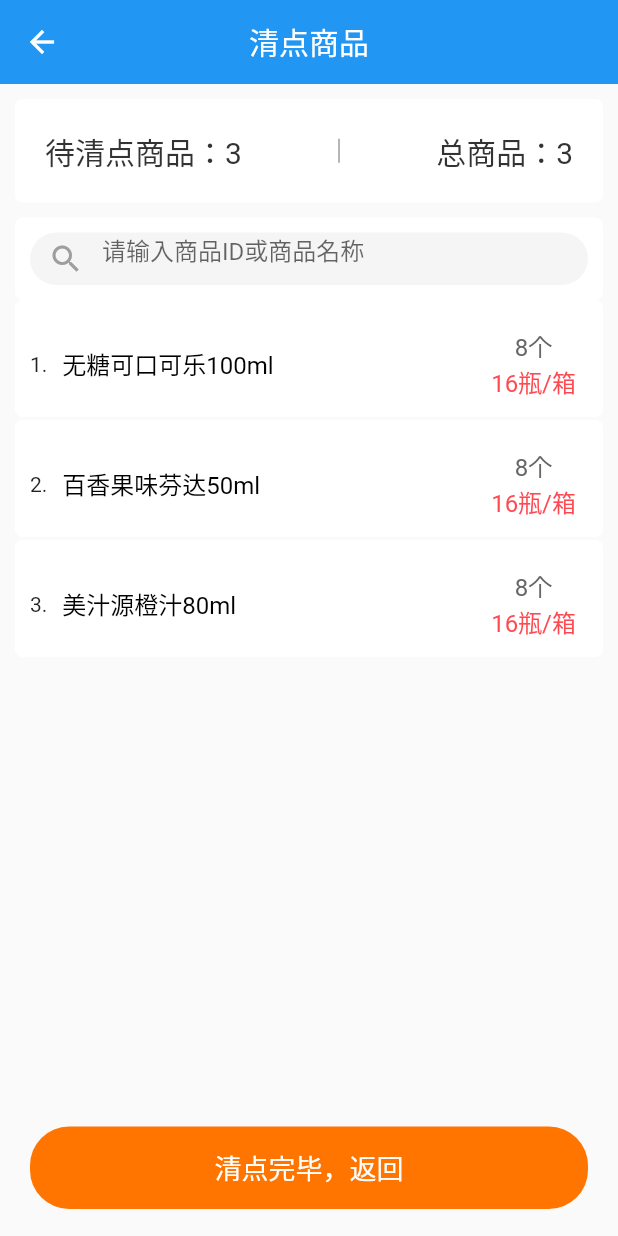
After one commit to hxj1062/myFlutter, a Flutter app: the CheckProductCountPageApp screen opened directly, on a phone screen of 412 x 824 dp. The commit adds this screen. Run offline on Flutter 3.47's test engine with Material 2 defaults, Android fonts, the phone set to English and light mode, and no system bars; our stand-ins replace convex_bottom_bar, fluttertoast, image_picker.

Commit message:
加了清点商品页

```diff
--- a/lib/style/color_style.dart
+++ b/lib/style/color_style.dart
@@ -7,13 +7,33 @@ class ColorsStyle {
   static const Color color_F3F6FB = Color(0xFFF3F6FB);
 
   //背景色
-  static const Color color_F5F5F5 = Color(0xFFF5F5F5);
-  static const Color color_FF7500 = Color(0xFFFF7500);
-  static const Color color_FF5F27 = Color(0xFFFF5F27);
-  static const Color color_999999 = Color(0xFF999999);
-  static const Color color_FFFFFF = Color(0xFFFFFFFF);
-  static const Color color_E5E5E5 = Color(0xFFE5E5E5);
-  static const Color color_3090FF = Color(0XFF3090FF);
-  static const Color color_666666 = Color(0XFF666666);
-  static const Color color_FF4951 = Color(0XFFFF4951);
+  static const Color c_F5F5F5 = Color(0xFFF5F5F5);
+  static const Color c_FF7500 = Color(0xFFFF7500);
+  static const Color c_FF5F27 = Color(0xFFFF5F27);
+  static const Color c_999999 = Color(0xFF999999);
+  static const Color c_F4F6F8 = Color(0xFFF4F6F8);
+  static const Color c_FFFFFF = Color(0xFFFFFFFF);
+  static const Color c_E5E5E5 = Color(0xFFE5E5E5);
+  static const Color c_3090FF = Color(0XFF3090FF);
+  static const Color c_666666 = Color(0XFF666666);
+  static const Color c_FF4951 = Color(0XFFFF4951);
+
+  static MaterialColor materialColor(Color color) {
+    List strengths = <double>[.05];
+    Map<int, Color> swatch = {};
+    final int r = color.red, g = color.green, b = color.blue;
+    for (int i = 1; i < 10; i++) {
+      strengths.add(0.1 * i);
+    }
+    strengths.forEach((strength) {
+      final double ds = 0.5 - strength;
+      swatch[(strength * 1000).round()] = Color.fromRGBO(
+        r + ((ds < 0 ? r : (255 - r)) * ds).round(),
+        g + ((ds < 0 ? g : (255 - g)) * ds).round(),
+        b + ((ds < 0 ? b : (255 - b)) * ds).round(),
+        1,
+      );
+    });
+    return MaterialColor(color.value, swatch);
+  }
 }
--- a/lib/views/app_account.dart
+++ b/lib/views/app_account.dart
@@ -78,7 +78,7 @@ class _AppAccountPageState extends State<AppAccountPage> {
           return _accountItem(accountList[index]);
         },
         separatorBuilder: (context, index) => Divider(
-          color: ColorsStyle.color_E5E5E5,
+          color: ColorsStyle.c_E5E5E5,
           height: 1,
           thickness: 1,
         ),
--- /dev/null
+++ b/lib/views/check_product_page.dart
@@ -0,0 +1,246 @@
+import 'package:flutter/cupertino.dart';
+import 'package:flutter/material.dart';
+
+import '../style/color_style.dart';
+
+class CheckProductCountPageApp extends StatefulWidget {
+  const CheckProductCountPageApp({Key? key}) : super(key: key);
+
+  @override
+  State<CheckProductCountPageApp> createState() =>
+      _CheckProductCountPageAppState();
+}
+
+class _CheckProductCountPageAppState extends State<CheckProductCountPageApp> {
+  TextEditingController _editController = TextEditingController();
+  var _beCounted = 0;
+  var _selectNum = 0;
+  List<Product> productList = [
+    Product("1.", "无糖可口可乐100ml", true),
+    Product("2.", "百香果味芬达50ml", true),
+    Product("3.", "美汁源橙汁80ml", true),
+  ];
+  List<Product> productList2 = [
+    Product("1.", "无糖可口可乐100ml", true),
+    Product("2.", "百香果味芬达50ml", true),
+    Product("3.", "美汁源橙汁80ml", true),
+  ];
+
+  @override
+  void initState() {
+    super.initState();
+    _beCounted = productList.length;
+  }
+
+  @override
+  Widget build(BuildContext context) {
+    return Scaffold(
+      appBar: AppBar(
+        elevation: 0.0,
+        title: Text("清点商品"),
+        centerTitle: true,
+      ),
+      body: _body(),
+    );
+  }
+
+  Widget _body() {
+    return Column(
+      children: [
+        Container(
+          margin:
+              EdgeInsets.only(top: 10.0, left: 10.0, right: 10.0, bottom: 10.0),
+          decoration: BoxDecoration(
+              color: Colors.white,
+              borderRadius: BorderRadius.all(Radius.circular(5))),
+          child: Row(
+            mainAxisAlignment: MainAxisAlignment.spaceBetween,
+            children: [
+              Container(
+                  padding: const EdgeInsets.only(
+                      left: 20.0, top: 20.0, bottom: 19.0),
+                  child: Text(
+                    "待清点商品：${_beCounted}",
+                    style: const TextStyle(
+                        fontSize: 20.0, color: Color(0xff333333)),
+                  )),
+              SizedBox(
+                width: 1,
+                height: 16,
+                child: DecoratedBox(
+                  decoration: BoxDecoration(color: Colors.grey),
+                ),
+              ),
+              Container(
+                  padding: const EdgeInsets.only(
+                      right: 20.0, top: 20.0, bottom: 19.0),
+                  child: Text(
+                    "总商品：${productList2.length}",
+                    style: const TextStyle(
+                        fontSize: 20.0, color: Color(0xff333333)),
+                  ))
+            ],
+          ),
+        ),
+        Container(
+          margin: EdgeInsets.only(left: 10.0, right: 10.0),
+          decoration: BoxDecoration(
+              color: Color(0xFFFFFFFF),
+              borderRadius: BorderRadius.all(Radius.circular(5))),
+          child: Padding(
+            padding: EdgeInsets.only(left: 10, top: 10, bottom: 10, right: 10),
+            child: Container(
+                height: 35,
+                width: MediaQuery.of(context).size.width - 30,
+                decoration: BoxDecoration(
+                    color: Color(0xFFF5F5F5),
+                    borderRadius: BorderRadius.circular(20)),
+                child: TextField(
+                  controller: _editController,
+                  decoration: InputDecoration(
+                      border: InputBorder.none,
+                      hintText: "请输入商品ID或商品名称",
+                      prefixIcon: Icon(
+                        Icons.search,
+                        color: Colors.grey,
+                      )),
+                  onChanged: (value) {
+                    setState(() {
+                      if (value.isEmpty) {
+                        productList = productList2;
+                      } else {
+                        var list = <Product>[];
+                        for (var bean in productList2) {
+                          if (bean.productName!.contains(value) ||
+                              value.contains(bean.productName.toString())) {
+                            list.add(bean);
+                          }
+                        }
+                        productList = list;
+                      }
+                    });
+                  },
+                )),
+          ),
+        ),
+        Expanded(
+            child: ListView.builder(
+          itemCount: productList.length,
+          itemBuilder: (BuildContext context, int index) {
+            return _listItem(productList[index]);
+          },
+        )),
+        Container(
+          height: 55.0,
+          margin: EdgeInsets.only(left: 20.0, right: 20.0, bottom: 18.0),
+          width: double.infinity,
+          child: ElevatedButton(
+            onPressed: () async {},
+            child: Text(
+              "清点完毕，返回",
+              style: TextStyle(fontSize: 18.0),
+            ),
+            style: ButtonStyle(
+                elevation: MaterialStateProperty.all(0),
+                shape: MaterialStateProperty.all(RoundedRectangleBorder(
+                    borderRadius: BorderRadius.circular(26))),
+                backgroundColor: MaterialStateProperty.all(Color(0xffff7500))),
+          ),
+        )
+      ],
+    );
+  }
+
+  Widget _listItem(Product data) {
+    return GestureDetector(
+      child: Container(
+        margin: EdgeInsets.only(left: 10.0, right: 10.0, bottom: 2.0),
+        decoration: BoxDecoration(
+            color: Colors.white,
+            borderRadius: BorderRadius.all(Radius.circular(5))),
+        child: Column(
+          children: [
+            Row(
+              children: [
+                Expanded(
+                  child: Text(''), // 中间用Expanded控件
+                ),
+                Offstage(
+                  offstage: data.isSelect,
+                  child: Image(
+                    image: AssetImage("assets/images/vm_checked.png"),
+                    width: 14,
+                    height: 14,
+                  ),
+                )
+              ],
+            ),
+            Row(
+              children: [
+                Container(
+                  margin: EdgeInsets.only(
+                    left: 10.0,
+                    bottom: 10.0,
+                    top: 2.0,
+                  ),
+                  child: Text("${data.productId}"),
+                ),
+                Expanded(
+                  child: Container(
+                    margin: EdgeInsets.only(
+                        left: 10.0, bottom: 12.0, top: 2.0, right: 18.0),
+                    child: Text(
+                      "${data.productName}",
+                      style: TextStyle(color: Colors.black, fontSize: 16.0),
+                    ),
+                  ),
+                ),
+                Container(
+                    margin: EdgeInsets.only(
+                        left: 10.0, bottom: 12.0, top: 2.0, right: 18.0),
+                    child: Column(
+                        mainAxisAlignment: MainAxisAlignment.spaceBetween,
+                        children: [
+                          Text(
+                            "8个",
+                            style: TextStyle(
+                                color: ColorsStyle.c_666666,
+                                fontSize: 16.0),
+                          ),
+                          Text("16瓶/箱",
+                              style: TextStyle(
+                                  color: ColorsStyle.c_FF4951,
+                                  fontSize: 16.0))
+                        ])),
+              ],
+            )
+          ],
+        ),
+      ),
+      onTap: () {
+        setState(() {
+          data.isSelect = !data.isSelect;
+        });
+        parseTotal();
+      },
+    );
+  }
+
+  void parseTotal() {
+    _selectNum = 0;
+    for (var bean in productList) {
+      if (!(bean.isSelect == true)) {
+        _selectNum += 1;
+      }
+    }
+    _beCounted = (productList.length - _selectNum)!;
+  }
+}
+
+class Product {
+  late String productId;
+  late String productName;
+  late bool isSelect;
+
+  Product(this.productId, this.productName, this.isSelect);
+}
--- a/lib/views/tab01_page.dart
+++ b/lib/views/tab01_page.dart
@@ -1,6 +1,7 @@
 import 'package:flutter/cupertino.dart';
 import 'package:flutter/material.dart';
 import 'package:myfluter/views/account_info_page.dart';
+import 'package:myfluter/views/real_name_info_page.dart';
 import 'package:myfluter/views/wholesale_quota_page.dart';
 import '../model/function_bean.dart';
 import 'app_account.dart';
@@ -9,6 +10,7 @@ import 'calculator_page.dart';
 import 'camera_page.dart';
 import 'change_machine_record_page.dart';
 import 'change_machine_type_page.dart';
+import 'check_product_page.dart';
 import 'choice_page.dart';
 import 'not_recorded_page.dart';
 
@@ -32,6 +34,8 @@ class _Tab01PageState extends State<Tab01Page> {
     Functions("机器信息", "更改机型", ChangeMachineTypePage()),
     Functions("变更记录", "变更记录", ChangeMachineRecordPage()),
     Functions("批发额度", "变更记录", WholesaleQuotaPage()),
+    Functions("实名信息", "实名资料详情", RealNameInfoPage()),
+    Functions("清点商品", "清点商品详情", CheckProductCountPageApp()),
   ];
 
   @override
```
Also changed, not shown: lib/utils/gradient_button.dart (+4 -4 lines), lib/utils/my_dialog.dart (+4 -6 lines), lib/views/account_info_page.dart (+13 -14 lines), lib/views/real_name_info_page.dart (added, +189 -0 lines), lib/views/wholesale_quota_page.dart (+5 -5 lines), assets/images/vm_checked.png (added), pubspec.lock.
